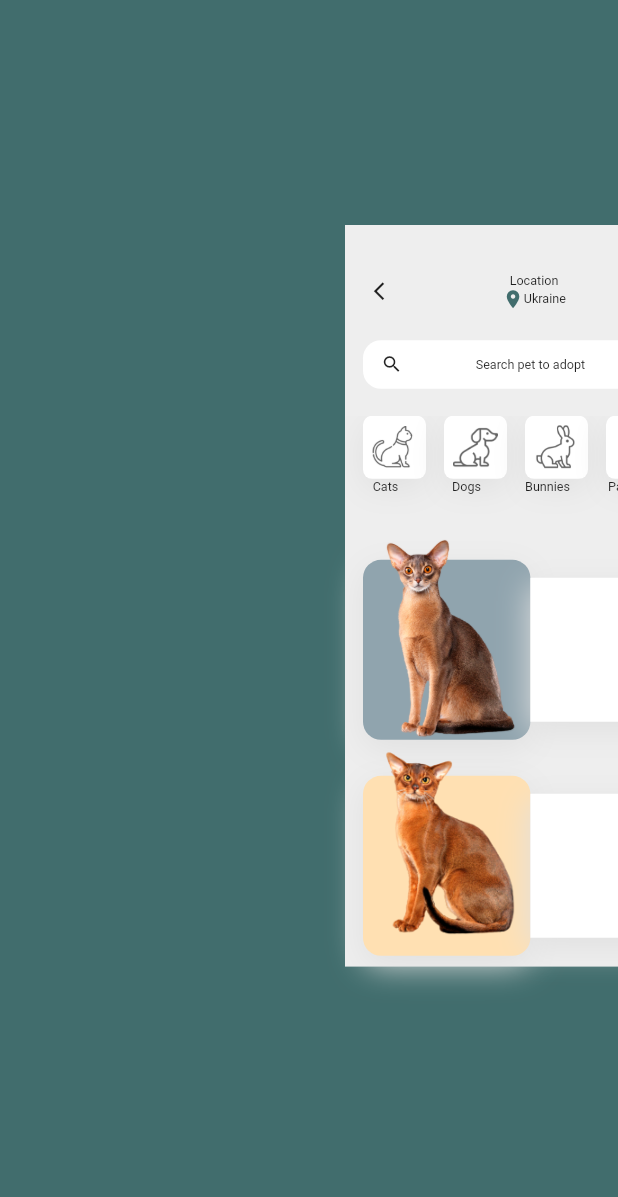
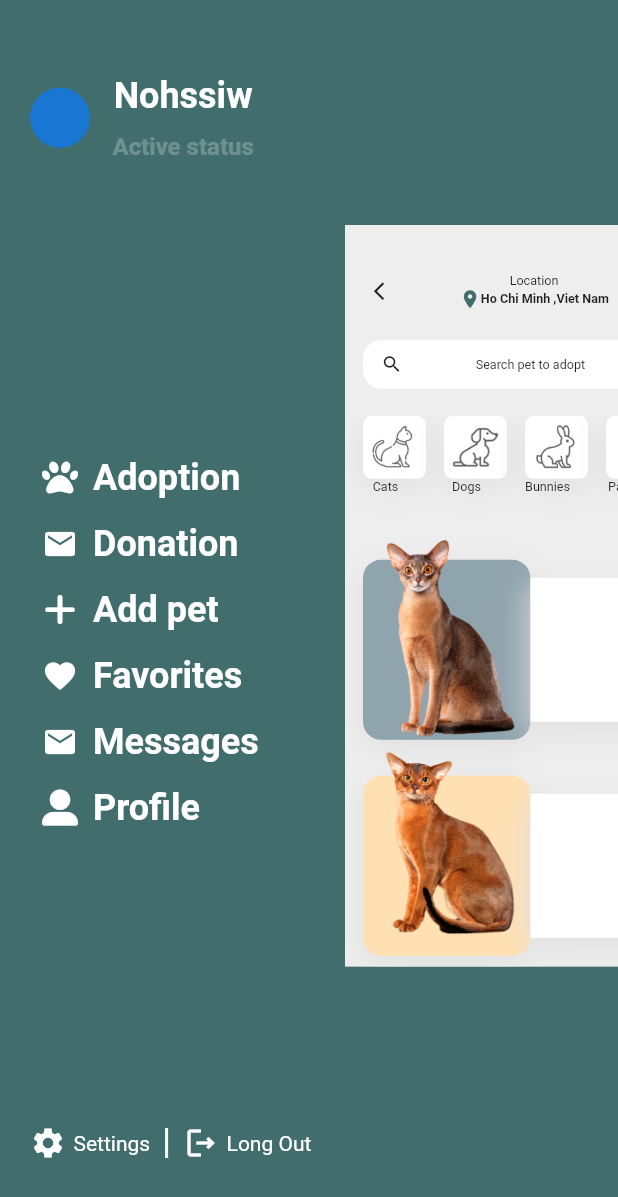
Before and after one commit to nguyenlemanhhung/flutter_pet_app, a Flutter app: the screen it shows after launch, after a tap on the "menu" icon, on a phone screen of 412 x 824 dp. Shown: the top 1197 px of the screen. Run offline on Flutter 3.47's test engine with Material 2 defaults, Android fonts, the phone set to English and light mode, and no system bars; our stand-ins replace device_preview, font_awesome_flutter.

Commit message:
create page screen_detail

```diff
--- a/lib/config.dart
+++ b/lib/config.dart
@@ -1,4 +1,5 @@
 import 'package:flutter/material.dart';
+import 'package:font_awesome_flutter/font_awesome_flutter.dart';
 
 Color primaryGreen = const Color(0xff416d6d);
 
@@ -17,3 +18,12 @@ List<Map> categories = [
   {'name': 'Parrots', 'iconPath': 'images/parrot.png'},
   {'name': 'Horses', 'iconPath': 'images/horse.png'},
 ];
+
+List<Map> drawerItems = [
+  {'icon': FontAwesomeIcons.paw, 'title': 'Adoption'},
+  {'icon': Icons.mail, 'title': 'Donation'},
+  {'icon': FontAwesomeIcons.plus, 'title': 'Add pet'},
+  {'icon': Icons.favorite, 'title': 'Favorites'},
+  {'icon': Icons.mail, 'title': 'Messages'},
+  {'icon': FontAwesomeIcons.userAlt, 'title': 'Profile'},
+];
--- a/lib/drawer_screen.dart
+++ b/lib/drawer_screen.dart
@@ -15,6 +15,119 @@ class _DrawerScreenState extends State<DrawerScreen> {
   Widget build(BuildContext context) {
     return Container(
       color: primaryGreen,
+      padding: EdgeInsets.only(top: 50, left: 20, bottom: 50),
+      child: Column(
+        mainAxisAlignment: MainAxisAlignment.spaceBetween,
+        children: [
+          Row(
+            children: [
+              CircleAvatar(),
+              SizedBox(
+                width: 15,
+              ),
+              Column(
+                children: [
+                  Text(
+                    'Nohssiw',
+                    style: TextStyle(
+                        color: Colors.white,
+                        fontSize: 24,
+                        fontWeight: FontWeight.bold),
+                  ),
+                  SizedBox(
+                    height: 10,
+                  ),
+                  Text(
+                    'Active status',
+                    style: TextStyle(
+                        color: Colors.white24,
+                        fontSize: 16,
+                        fontWeight: FontWeight.bold),
+                  ),
+                ],
+              ),
+            ],
+          ),
+          Column(
+            children: drawerItems
+                .map((element) => Padding(
+                      padding: const EdgeInsets.all(8.0),
+                      child: GestureDetector(
+                        onTap: () {},
+                        child: Row(
+                          children: [
+                            Icon(
+                              element['icon'],
+                              color: Colors.white,
+                            ),
+                            SizedBox(
+                              width: 10,
+                            ),
+                            Text(
+                              element['title'],
+                              style: TextStyle(
+                                color: Colors.white,
+                                fontWeight: FontWeight.bold,
+                                fontSize: 24,
+                              ),
+                            ),
+                          ],
+                        ),
+                      ),
+                    ))
+                .toList(),
+          ),
+          Row(
+            children: [
+              Container(
+                child: Row(
+                  children: [
+                    Icon(
+                      Icons.settings,
+                      color: Colors.white,
+                    ),
+                    SizedBox(
+                      width: 5,
+                    ),
+                    Text(
+                      'Settings',
+                      style: TextStyle(color: Colors.white),
+                    )
+                  ],
+                ),
+              ),
+              SizedBox(
+                width: 10,
+              ),
+              Container(
+                width: 2,
+                height: 20,
+                color: Colors.white,
+              ),
+              SizedBox(
+                width: 10,
+              ),
+              Container(
+                child: Row(
+                  children: [
+                    Icon(
+                      Icons.logout_outlined,
+                      color: Colors.white,
+                    ),
+                    SizedBox(
+                      width: 5,
+                    ),
+                    Text(
+                      'Long Out',
+                      style: TextStyle(color: Colors.white),
+                    )
+                  ],
+                ),
+              ),
+            ],
+          ),
+        ],
+      ),
     );
   }
 }
--- a/lib/home_screen.dart
+++ b/lib/home_screen.dart
@@ -1,5 +1,6 @@
 import 'package:flutter/material.dart';
 import 'package:pet_app/config.dart';
+import 'package:pet_app/screen_detail.dart';
 
 class HomeScreen extends StatefulWidget {
   const HomeScreen({Key? key}) : super(key: key);
@@ -21,6 +22,7 @@ class _HomeScreenState extends State<HomeScreen> {
         ..scale(scaleFactor),
       duration: Duration(milliseconds: 250),
       color: Colors.grey[200],
+      child: SingleChildScrollView(
         child: Column(
           children: [
             SizedBox(
@@ -63,7 +65,14 @@ class _HomeScreenState extends State<HomeScreen> {
                             Icons.location_on,
                             color: primaryGreen,
                           ),
-                        Text('Ukraine')
+                          Text(
+                            'Ho Chi Minh \,',
+                            style: TextStyle(fontWeight: FontWeight.bold),
+                          ),
+                          Text(
+                            'Viet Nam',
+                            style: TextStyle(fontWeight: FontWeight.bold),
+                          ),
                         ],
                       ),
                     ],
@@ -119,7 +128,16 @@ class _HomeScreenState extends State<HomeScreen> {
                 }),
               ),
             ),
-          Container(
+            GestureDetector(
+              onTap: () {
+                Navigator.push(
+                  context,
+                  MaterialPageRoute(
+                    builder: (context) => const ScreenDetail(),
+                  ),
+                );
+              },
+              child: Container(
                 height: 240,
                 margin: EdgeInsets.symmetric(horizontal: 20),
                 child: Row(
@@ -155,6 +173,7 @@ class _HomeScreenState extends State<HomeScreen> {
                       ),
                     ),
                   ],
+                ),
               ),
             ),
             Container(
@@ -195,7 +214,11 @@ class _HomeScreenState extends State<HomeScreen> {
                 ],
               ),
             ),
+            SizedBox(
+              height: 50,
+            ),
           ],
+        ),
       ),
     );
   }
--- a/pubspec.yaml
+++ b/pubspec.yaml
@@ -34,6 +34,7 @@ dependencies:
   # Use with the CupertinoIcons class for iOS style icons.
   cupertino_icons: ^1.0.2
   device_preview: ^1.1.0
+  font_awesome_flutter: ^10.1.0
 
 dev_dependencies:
   flutter_test:
```
Also changed, not shown: lib/screen_detail.dart (added, +119 -0 lines), pubspec.lock. Lines whose indentation alone changed are shown as unchanged.
